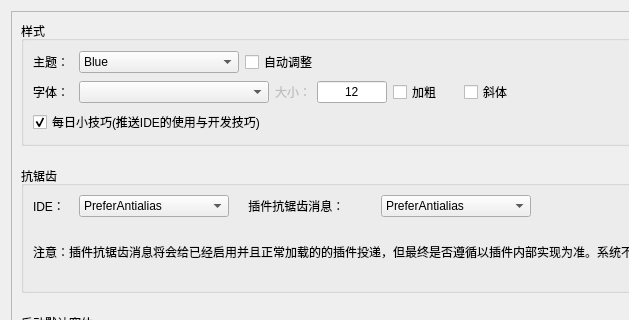
This is IDE/Window/settingWindow/Form_settings_Color.ui in chineselixi/FireMonkeyStudio as Qt 5 draws it before an edit; both pictures show x 0 to 629 and y 0 to 320 of the 870 by 628 pixel window. The edited form follows.
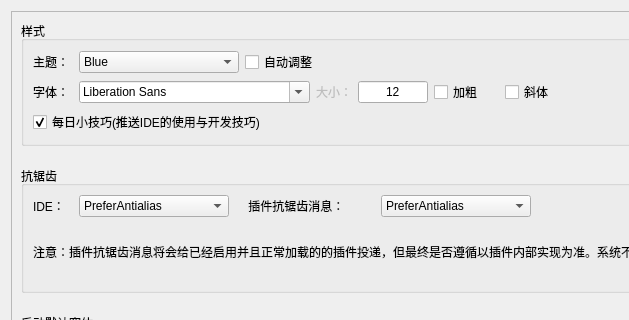
This is the edited form.

What changed in the file:
```diff
--- a/IDE/Window/settingWindow/Form_settings_Color.ui
+++ b/IDE/Window/settingWindow/Form_settings_Color.ui
@@ -24,8 +24,8 @@
        <rect>
         <x>0</x>
         <y>0</y>
-        <width>846</width>
-        <height>604</height>
+        <width>850</width>
+        <height>608</height>
        </rect>
       </property>
       <layout class="QVBoxLayout" name="verticalLayout_5">
@@ -158,23 +158,7 @@
              </widget>
             </item>
             <item>
-             <widget class="QComboBox" name="comboBox_fonts">
-              <property name="enabled">
-               <bool>true</bool>
-              </property>
-              <property name="minimumSize">
-               <size>
-                <width>190</width>
-                <height>0</height>
-               </size>
-              </property>
-              <property name="maximumSize">
-               <size>
-                <width>190</width>
-                <height>16777215</height>
-               </size>
-              </property>
-             </widget>
+             <widget class="QFontComboBox" name="fontComboBox"/>
             </item>
             <item>
              <widget class="QLabel" name="label_2">
```
